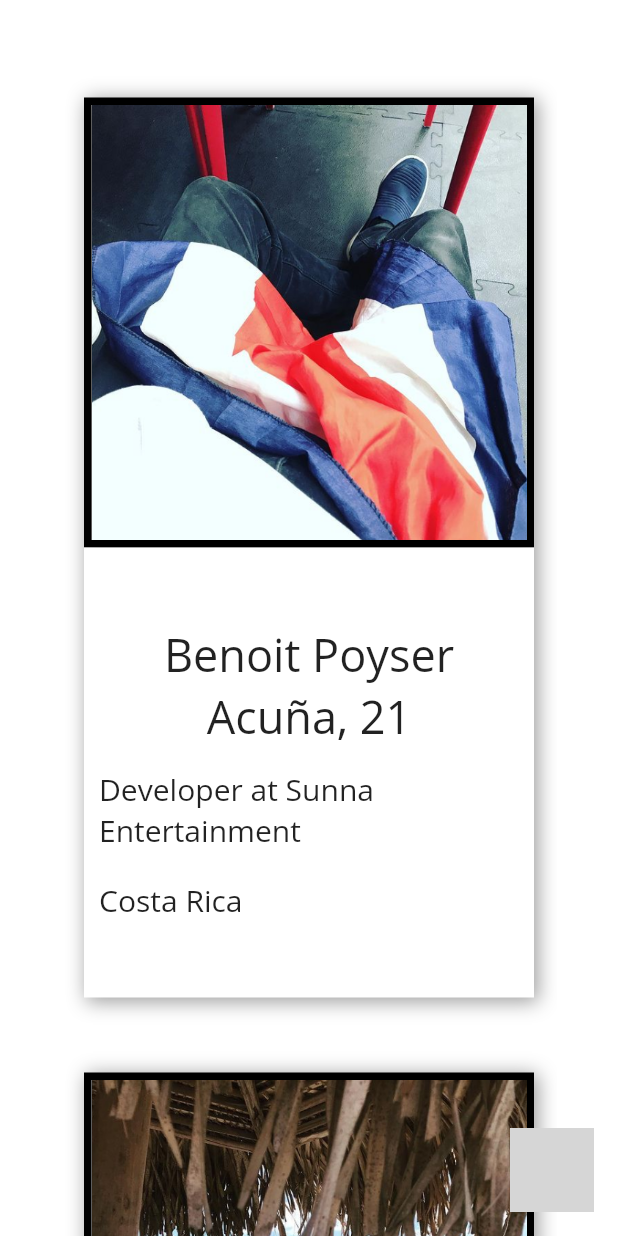
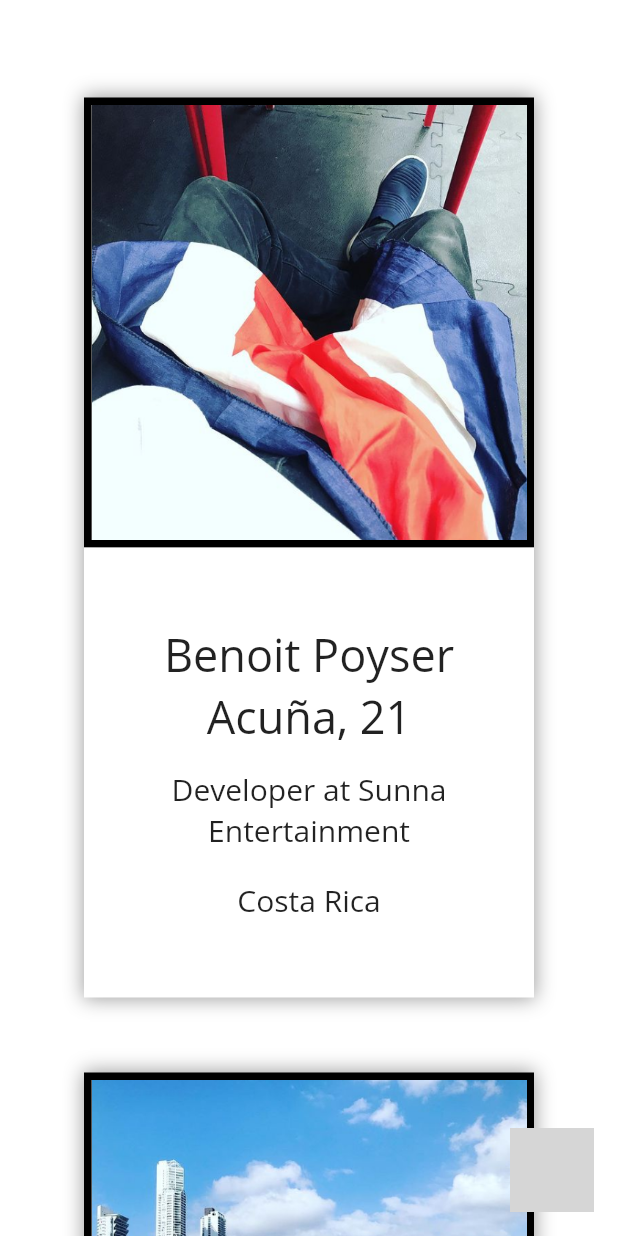
Before and after one commit to bjpoyser/portfolio, a Flutter app: the screen it shows after launch, after a tap on "About Me", on a phone screen of 412 x 824 dp. Run offline on Flutter 3.47's test engine with Material 2 defaults, Android fonts, the phone set to English and light mode, and no system bars; our stand-ins replace awesome_dialog, font_awesome_flutter, get_it, responsive_builder; missing offline and left inert: dart:html, fab_circular_menu, mailto; grey boxes are pictures that could not be loaded.

Commit message:
bugs fixed

```diff
--- a/lib/Views/About/about_content_mobile.dart
+++ b/lib/Views/About/about_content_mobile.dart
@@ -20,11 +20,11 @@ class AboutContentMobile extends StatelessWidget {
                 title: 'Benoit Poyser Acuña, 21',
                 message: Column(
                   mainAxisAlignment: MainAxisAlignment.center,
-                  crossAxisAlignment: CrossAxisAlignment.start,
+                  crossAxisAlignment: CrossAxisAlignment.center,
                   children: [
-                    Text('Developer at Sunna Entertainment', style: TextStyle(fontSize: fontSize),),
+                    Text('Developer at Sunna Entertainment', style: TextStyle(fontSize: fontSize), textAlign: TextAlign.center,),
                     SizedBox(height: 20,),
-                    Text('Costa Rica', style: TextStyle(fontSize: fontSize),),
+                    Text('Costa Rica', style: TextStyle(fontSize: fontSize), textAlign: TextAlign.center,),
                   ],
                 ),
               ),
@@ -32,17 +32,17 @@ class AboutContentMobile extends StatelessWidget {
                 height: 20,
               ),
               VerticalCard(
-                picName: 'panama-beach',
-                picURL: 'https://www.instagram.com/p/BtS5n9egVo7/',
+                picName: 'panama',
+                picURL: 'https://www.instagram.com/p/Bs-lXj1gujM/',
                 title: 'Computer Systems Engineer',
-                message: Text('Fidélitas University, Costa Rica', style: TextStyle(fontSize: fontSize),),
+                message: Text('Fidélitas University, Costa Rica', style: TextStyle(fontSize: fontSize), textAlign: TextAlign.center,),
               ),
               SizedBox(
                 height: 20,
               ),
               VerticalCard(
-                picName: 'panama',
-                picURL: 'https://www.instagram.com/p/Bs-lXj1gujM/',
+                picName: 'panama-beach',
+                picURL: 'https://www.instagram.com/p/BtS5n9egVo7/',
                 title: 'Bilingual',
                 message: Column(
                   mainAxisAlignment: MainAxisAlignment.center,
@@ -67,15 +67,15 @@ class AboutContentMobile extends StatelessWidget {
                   mainAxisAlignment: MainAxisAlignment.center,
                   crossAxisAlignment: CrossAxisAlignment.start,
                   children: [
-                    Text('- HTML, CSS, BOOTSTRAP, JS & JQUERY', style: TextStyle(fontSize: fontSize),),
+                    Text('- HTML, CSS, BOOTSTRAP, JS & JQUERY', style: TextStyle(fontSize: fontSize - 2),),
                     SizedBox(height: 15,),
-                    Text('- C#, JAVA & DART', style: TextStyle(fontSize: fontSize),),
+                    Text('- C#, JAVA & DART', style: TextStyle(fontSize: fontSize - 2),),
                     SizedBox(height: 15,),
-                    Text('- FLUTTER & ASP.NET', style: TextStyle(fontSize: fontSize),),
+                    Text('- FLUTTER & ASP.NET', style: TextStyle(fontSize: fontSize - 2),),
                     SizedBox(height: 15,),
-                    Text('- UNITY 3D & PHOTOSHOP', style: TextStyle(fontSize: fontSize),),
+                    Text('- UNITY 3D & PHOTOSHOP', style: TextStyle(fontSize: fontSize - 2),),
                     SizedBox(height: 15,),
-                    Text('- SQL, PL/SQL & NoSQL', style: TextStyle(fontSize: fontSize),),
+                    Text('- SQL, PL/SQL & NoSQL', style: TextStyle(fontSize: fontSize - 2),),
                   ],
                 ),
               ),
@@ -86,7 +86,7 @@ class AboutContentMobile extends StatelessWidget {
                 picName: 'beach',
                 picURL: 'https://www.instagram.com/p/BtMgQWNgGE0/',
                 title: 'Photographer',
-                message: Text('The secret is to find beauty anywhere', style: TextStyle(fontSize: fontSize),),
+                message: Text('The secret is to find beauty anywhere', style: TextStyle(fontSize: fontSize), textAlign: TextAlign.center,),
               ),
               SizedBox(
                 height: 20,
@@ -135,9 +135,9 @@ class AboutContentMobile extends StatelessWidget {
                   mainAxisAlignment: MainAxisAlignment.center,
                   crossAxisAlignment: CrossAxisAlignment.start,
                   children: [
-                    Text('Out there is a whole world waiting for me', style: TextStyle(fontSize: fontSize),),
+                    Text('Out there is a whole world waiting for me', style: TextStyle(fontSize: fontSize), textAlign: TextAlign.center,),
                     SizedBox(height: 15,),
-                    Text('I\'ve been in Costa Rica, Panamá, México & USA', style: TextStyle(fontSize: fontSize),),
+                    Text('I\'ve been in Costa Rica, Panamá, México & USA', style: TextStyle(fontSize: fontSize), textAlign: TextAlign.center,),
                   ],
                 ),
               ),
@@ -148,7 +148,7 @@ class AboutContentMobile extends StatelessWidget {
                 picName: 'dominoes',
                 picURL: 'https://www.instagram.com/p/BZpqPNqAekB/',
                 title: 'Gamer',
-                message: Text('Life is a game, Play It!', style: TextStyle(fontSize: fontSize),),
+                message: Text('Life is a game, Play It!', style: TextStyle(fontSize: fontSize), textAlign: TextAlign.center,),
               ),
               SizedBox(
                 height: 50,
--- a/lib/Views/Home/home_content_mobile.dart
+++ b/lib/Views/Home/home_content_mobile.dart
@@ -9,18 +9,13 @@ class HomeContentMobile extends StatelessWidget {
       child: SingleChildScrollView(
         child: Column(
           children: [
-            Padding(
-              padding: const EdgeInsets.only(top: 40, bottom: 20, left: 20, right: 20),
-              child: PresentationCard(title: 'About Me', picName: 'lol', navigationPath: AboutRoute, isMobile: true,),
-            ),
-            Padding(
-              padding: const EdgeInsets.only(top: 40, bottom: 40, left: 20, right: 20),
-              child: PresentationCard(title: 'Portfolio', picName: 'keyboard', navigationPath: PortfolioRoute, isMobile: true,),
-            ),
-            Padding(
-              padding: const EdgeInsets.only(top: 20, bottom: 40, left: 20, right: 20),
-              child: PresentationCard(title: 'Contact Me', picName: 'coffee', navigationPath: ContactRoute, isMobile: true,),
-            )
+            SizedBox(height: 50),
+            PresentationCard(title: 'About Me', picName: 'lol', navigationPath: AboutRoute, isMobile: true,),
+            SizedBox(height: 50),
+            PresentationCard(title: 'Portfolio', picName: 'keyboard', navigationPath: PortfolioRoute, isMobile: true,),
+            SizedBox(height: 50),
+            PresentationCard(title: 'Contact Me', picName: 'coffee', navigationPath: ContactRoute, isMobile: true,),
+            SizedBox(height: 50),
           ],
         ),
       ),
--- a/lib/Views/Portfolio/Fonts/fonts_content_desktop.dart
+++ b/lib/Views/Portfolio/Fonts/fonts_content_desktop.dart
@@ -28,7 +28,7 @@ class _FontsContentDesktopState extends State<FontsContentDesktop> {
               ),
             ),
             child: BackdropFilter(
-              filter: ImageFilter.blur(sigmaX: 10.0, sigmaY: 10.0),
+              filter: ImageFilter.blur(sigmaX: 10.0, sigmaY: 15.0),
               child: Container(
                 decoration: BoxDecoration(color: Colors.white.withOpacity(0.0)),
               ),
--- a/lib/Widgets/Cards/font_vertical_card.dart
+++ b/lib/Widgets/Cards/font_vertical_card.dart
@@ -14,7 +14,7 @@ class FontVerticalCard extends StatelessWidget {
   @override
   Widget build(BuildContext context) {
     return Container(
-      width: size.width * 0.8,
+      width: size.width * 0.9,
       height: 150,
       decoration: BoxDecoration(
         boxShadow: [
@@ -61,7 +61,7 @@ class FontVerticalCard extends StatelessWidget {
                               padding: const EdgeInsets.symmetric(
                                   horizontal: 50.0, vertical: 20),
                               child: TextField(
-                                style: TextStyle(fontFamily: 'Space Me Out', fontSize: 50),
+                                style: TextStyle(fontFamily: 'Space Me Out', fontSize: 30),
                               ),
                             ),
                           ],
--- a/lib/Widgets/Cards/presentation_card.dart
+++ b/lib/Widgets/Cards/presentation_card.dart
@@ -4,7 +4,6 @@ import 'package:portfolio/Navigation/NavigationService.dart';
 import 'package:portfolio/Navigation/locator.dart';
 import 'package:portfolio/Shared/global.dart';
 import 'package:portfolio/Widgets/Images/color_changeable_image.dart';
-import 'package:portfolio/Extensions/hover_extensions.dart';
 
 class PresentationCard extends StatefulWidget {
   final String title;
@@ -29,7 +28,8 @@ class _PresentationCardState extends State<PresentationCard> {
 
   @override
   Widget build(BuildContext context) {
-    return MouseRegion(
+    return !widget.isMobile
+        ? MouseRegion(
             cursor: SystemMouseCursors.click,
             onHover: (e) => _mouseEnter(true),
             onExit: (e) => _mouseEnter(false),
@@ -37,14 +37,16 @@ class _PresentationCardState extends State<PresentationCard> {
               onTap: () {
                 locator<NavigationService>().navigateTo(widget.navigationPath);
               },
-        child: widget.isMobile ? Container(
+              child: Padding(
+                padding: const EdgeInsets.all(15.0),
+                child: Container(
                   width: 300,
                   height: 370,
                   decoration: BoxDecoration(
                     boxShadow: [
                       BoxShadow(
                         color: Colors.grey,
-                offset: Offset(2, 2),
+                        offset: Offset(0, 0),
                         blurRadius: 10.0,
                         spreadRadius: 1.0,
                       ),
@@ -62,7 +64,9 @@ class _PresentationCardState extends State<PresentationCard> {
                             widget.title,
                             style: TextStyle(
                               fontSize: 40,
-                      color: Colors.black,
+                              color: isHover || widget.isMobile
+                                  ? Colors.black
+                                  : Global.titleColor,
                             ),
                           ),
                         ),
@@ -74,15 +78,24 @@ class _PresentationCardState extends State<PresentationCard> {
                       ),
                     ],
                   ),
+                ),
+              ),
+            ),
           )
-        : Container(
+        : GestureDetector(
+            onTap: () {
+              locator<NavigationService>().navigateTo(widget.navigationPath);
+            },
+            child: Padding(
+              padding: const EdgeInsets.all(15.0),
+              child: Container(
                 width: 300,
                 height: 370,
                 decoration: BoxDecoration(
                   boxShadow: [
                     BoxShadow(
                       color: Colors.grey,
-                offset: Offset(2, 2),
+                      offset: Offset(0, 0),
                       blurRadius: 10.0,
                       spreadRadius: 1.0,
                     ),
@@ -98,21 +111,17 @@ class _PresentationCardState extends State<PresentationCard> {
                       child: Center(
                         child: Text(
                           widget.title,
-                    style: TextStyle(
-                      fontSize: 40,
-                      color: isHover ? Colors.black : Global.titleColor,
+                          style: TextStyle(fontSize: 40, color: Colors.black),
                         ),
                       ),
                     ),
-              ),
-              ColorChangeableImage(
-                isHover: isHover,
-                picName: widget.picName,
-                isMobile: widget.isMobile,
+                    Image(
+                      image: AssetImage('assets/images/${widget.picName}.png'),
+                      fit: BoxFit.cover,
                     ),
                   ],
                 ),
-        ).moveUpOnHover
+              ),
             ),
           );
   }
--- a/lib/Widgets/Cards/vertical_card.dart
+++ b/lib/Widgets/Cards/vertical_card.dart
@@ -25,7 +25,7 @@ class VerticalCard extends StatelessWidget {
           boxShadow: [
             BoxShadow(
               color: Colors.grey,
-              offset: Offset(2, 2),
+              offset: Offset(0, 0),
               blurRadius: 10.0,
               spreadRadius: 1.0,
             ),
--- a/pubspec.yaml
+++ b/pubspec.yaml
@@ -1,5 +1,5 @@
 name: portfolio
-description: A new Flutter project.
+description: Portfolio made with Flutter Web.
 
 publish_to: 'none'
 
```
Also changed, not shown: lib/Views/Home/home_content_desktop.dart (+4 -3 lines), lib/Widgets/Cards/horizontal_card.dart (+28 -86 lines), lib/Widgets/Images/color_changeable_image.dart (+3 -5 lines), lib/Widgets/description_texts.dart (added, +93 -0 lines), 1 other file. Lines whose indentation alone changed are shown as unchanged.
